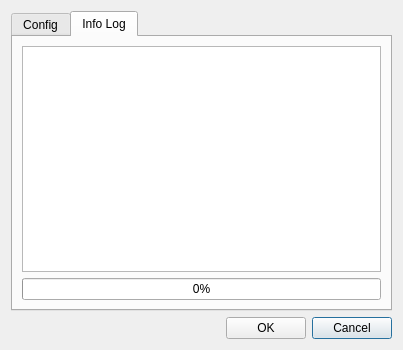
The window that core/ui/toolbars/utilities/create_mesh.ui (ibergis/ibergis_qgis_plugin) describes before a commit, drawn with Qt 5.
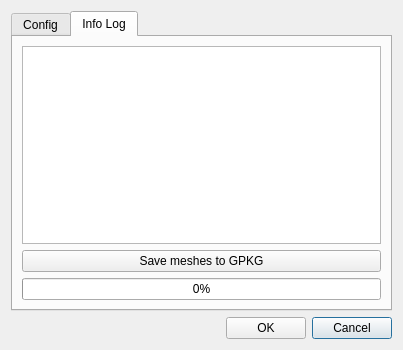
The same window after the commit. The open tabs and pages were chosen to show the change.

Commit message: Save temp mesh layers to GPKG

```diff
--- a/core/ui/toolbars/utilities/create_mesh.ui
+++ b/core/ui/toolbars/utilities/create_mesh.ui
@@ -55,7 +55,7 @@
    <item row="0" column="0">
     <widget class="QTabWidget" name="mainTab">
      <property name="currentIndex">
-      <number>0</number>
+      <number>1</number>
      </property>
      <widget class="QWidget" name="tab_config">
       <property name="whatsThis">
@@ -131,13 +131,20 @@
        <item row="0" column="0" colspan="2">
         <widget class="QTextEdit" name="txt_infolog"/>
        </item>
-       <item row="1" column="0" colspan="2">
+       <item row="2" column="0" colspan="2">
         <widget class="QProgressBar" name="progress_bar">
          <property name="value">
           <number>0</number>
          </property>
         </widget>
        </item>
+       <item row="1" column="0" colspan="2">
+        <widget class="QPushButton" name="btn_save">
+         <property name="text">
+          <string>Save meshes to GPKG</string>
+         </property>
+        </widget>
+       </item>
       </layout>
      </widget>
     </widget>
```
The commit also changes 2 other files.
